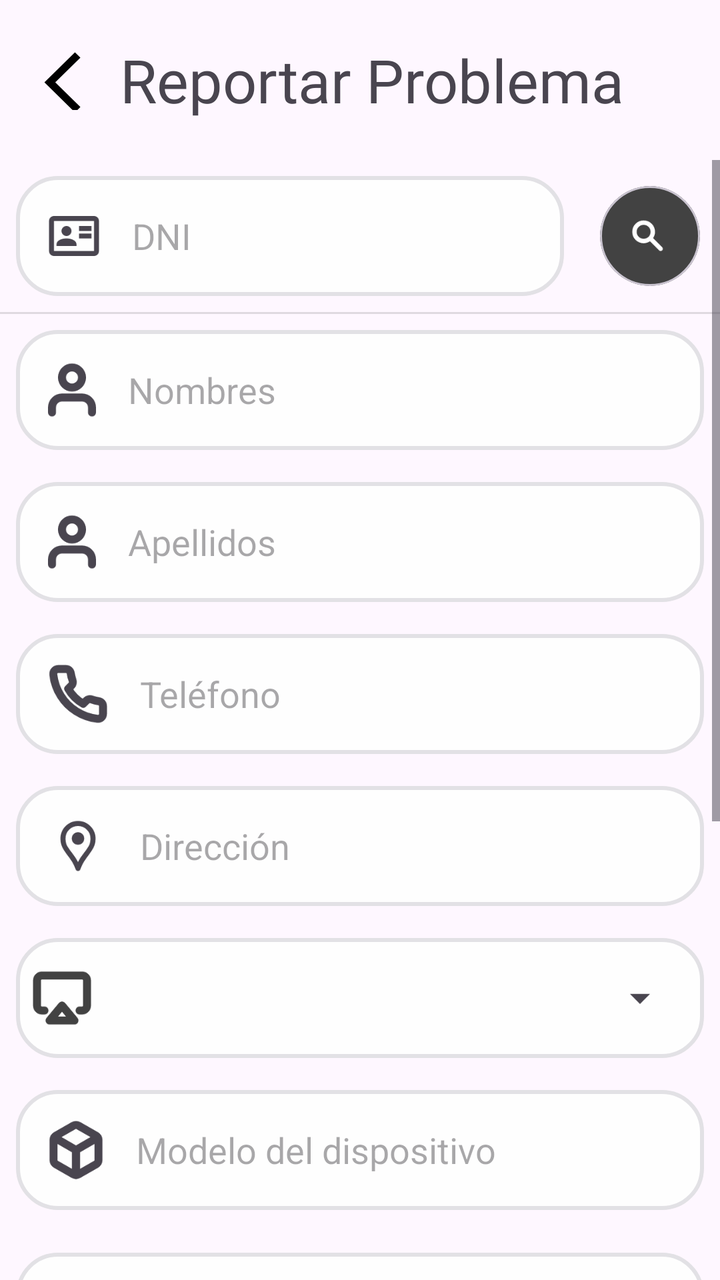
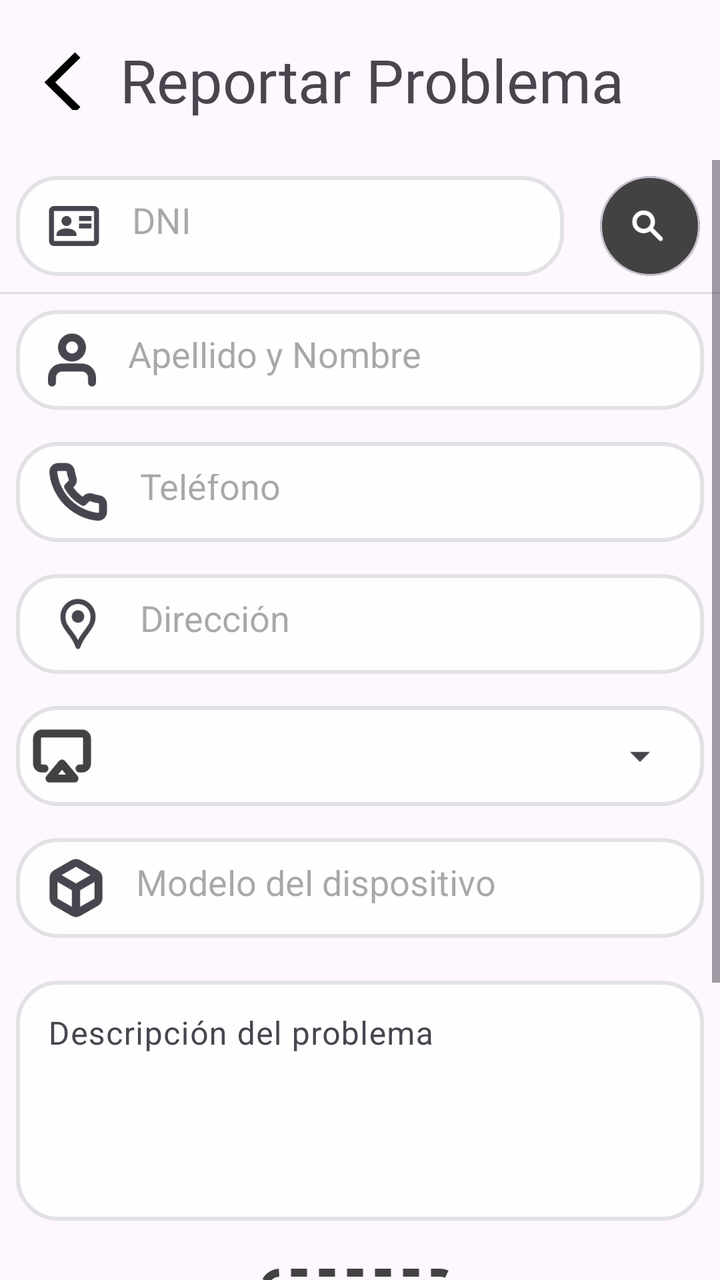

Before-and-after screenshots of an Android layout around one commit, followed by the original layout XML and the change that was made.
<!-- AndroidManifest.xml: application theme Theme.ReparApp -->
<!-- res/layout/fragment_ticket.xml -->
<?xml version="1.0" encoding="utf-8"?>
<androidx.constraintlayout.widget.ConstraintLayout xmlns:android="http://schemas.android.com/apk/res/android"
    xmlns:tools="http://schemas.android.com/tools"
    android:layout_width="match_parent"
    android:layout_height="match_parent"
    xmlns:app="http://schemas.android.com/apk/res-auto"
    tools:context=".views.fragments.InventarioFragment">

    <LinearLayout
        android:id="@+id/head"
        android:layout_width="match_parent"
        android:layout_height="80dp"
        android:orientation="horizontal"
        android:gravity="start|center"
        app:layout_constraintTop_toTopOf="parent">

        <ImageView
            android:layout_width="60dp"
            android:layout_height="match_parent"
            android:padding="15dp"
            android:src="@drawable/ic_arrow_back"/>

        <TextView
            android:layout_width="wrap_content"
            android:layout_height="match_parent"
            android:fontFamily="@font/roboto_bold"
            android:gravity="center"
            android:text="Reportar Problema"
            android:textSize="30dp" />

    </LinearLayout>

    <ScrollView
        android:layout_width="match_parent"
        android:layout_height="0dp"
        app:layout_constraintBottom_toBottomOf="parent"
        app:layout_constraintTop_toBottomOf="@+id/head"
        app:layout_constraintVertical_bias="1.0"
        tools:layout_editor_absoluteX="0dp">

        <LinearLayout
            android:layout_width="match_parent"
            android:layout_height="wrap_content"
            android:orientation="vertical">

            <LinearLayout
                android:layout_width="match_parent"
                android:layout_height="wrap_content"
                android:gravity="center"
                android:orientation="horizontal">

                <EditText
                    android:id="@+id/buscar"
                    android:layout_width="0dp"
                    android:layout_height="60dp"
                    android:layout_margin="8dp"
                    android:layout_weight="1"
                    android:background="@drawable/item_text_field"
                    android:drawableStart="@drawable/ic_id"
                    android:drawablePadding="16dp"
                    android:drawableTint="#49454F"
                    android:ems="10"
                    android:hint="DNI"
                    android:inputType="text"
                    android:padding="16dp"
                    app:layout_constraintTop_toBottomOf="@+id/head" />

                <com.google.android.material.card.MaterialCardView
                    android:layout_width="wrap_content"
                    android:layout_height="wrap_content"
                    android:layout_marginHorizontal="10dp"
                    android:backgroundTint="#424242"
                    app:cardCornerRadius="150dp">

                    <Button
                        android:id="@+id/btn_buscar_dni"
                        style="?attr/materialIconButtonStyle"
                        android:layout_width="50dp"
                        android:layout_height="50dp"
                        android:contentDescription="Buscar por dni"
                        app:icon="@drawable/search"
                        app:iconTint="@color/white" />
                </com.google.android.material.card.MaterialCardView>
            </LinearLayout>

            <View
                android:id="@+id/divider"
                android:layout_width="409dp"
                android:layout_height="1dp"
                android:background="?android:attr/listDivider"
                tools:layout_editor_absoluteX="1dp"
                tools:layout_editor_absoluteY="464dp" />

            <EditText
                android:id="@+id/nombres"
                android:layout_width="match_parent"
                android:layout_height="60dp"
                android:layout_margin="8dp"
                android:layout_weight="1"
                android:background="@drawable/item_text_field"
                android:drawableStart="@drawable/client"
                android:drawablePadding="16dp"
                android:drawableTint="#49454F"
                android:ems="10"
                android:hint="Nombres"
                android:inputType="text"
                android:padding="16dp"
                app:layout_constraintTop_toBottomOf="@+id/head" />

            <EditText
                android:id="@+id/apellidos"
                android:layout_width="match_parent"
                android:layout_height="60dp"
                android:layout_margin="8dp"
                android:layout_weight="1"
                android:background="@drawable/item_text_field"
                android:drawableStart="@drawable/client"
                android:drawablePadding="16dp"
                android:drawableTint="#49454F"
                android:ems="10"
                android:hint="Apellidos"
                android:inputType="text"
                android:padding="16dp"
                app:layout_constraintTop_toBottomOf="@+id/head" />

            <EditText
                android:id="@+id/teTelefono"
                android:layout_width="match_parent"
                android:layout_height="60dp"
                android:layout_margin="8dp"
                android:layout_weight="1"
                android:background="@drawable/item_text_field"
                android:drawableStart="@drawable/phone_call"
                android:drawablePadding="16dp"
                android:drawableTint="#49454F"
                android:ems="10"
                android:hint="Teléfono"
                android:inputType="text"
                android:padding="16dp"
                app:layout_constraintTop_toBottomOf="@+id/head" />

            <EditText
                android:id="@+id/etDireccion"
                android:layout_width="match_parent"
                android:layout_height="60dp"
                android:layout_margin="8dp"
                android:layout_weight="1"
                android:background="@drawable/item_text_field"
                android:drawableStart="@drawable/location_on"
                android:drawablePadding="16dp"
                android:drawableTint="#49454F"
                android:ems="10"
                android:hint="Dirección"
                android:inputType="text"
                android:padding="16dp"
                app:layout_constraintTop_toBottomOf="@+id/head" />

            <LinearLayout
                android:layout_width="match_parent"
                android:layout_height="60dp"
                android:layout_margin="8dp"
                android:background="@drawable/item_text_field"
                android:gravity="start|center"
                android:orientation="horizontal"
                android:padding="8dp">

                <ImageView
                    android:layout_width="30dp"
                    android:layout_height="30dp"
                    android:layout_gravity="center_vertical"
                    android:layout_marginEnd="12dp"
                    android:contentDescription="Icono tipo dispositivo"
                    android:src="@drawable/tipo_dispositivo" />

                <Spinner
                    android:id="@+id/spinnerEspecialidad"
                    android:layout_width="0dp"
                    android:layout_height="wrap_content"
                    android:layout_weight="1"
                    android:prompt="Tipod de dispositivo" />
            </LinearLayout>


            <EditText
                android:id="@+id/modelo"
                android:layout_width="match_parent"
                android:layout_height="60dp"
                android:layout_margin="8dp"
                android:layout_weight="1"
                android:background="@drawable/item_text_field"
                android:drawableStart="@drawable/model"
                android:drawablePadding="16dp"
                android:drawableTint="#49454F"
                android:ems="10"
                android:hint="Modelo del dispositivo"
                android:inputType="text"
                android:padding="16dp"
                app:layout_constraintTop_toBottomOf="@+id/head" />

            <com.google.android.material.textfield.TextInputLayout
                android:id="@+id/layoutDescripcion"
                android:layout_width="match_parent"
                android:layout_height="wrap_content"
                android:layout_margin="8dp"
                android:hint="Descripción del problema">

                <com.google.android.material.textfield.TextInputEditText
                    android:id="@+id/editTextDescripcion"
                    android:layout_width="match_parent"
                    android:layout_height="120dp"
                    android:background="@drawable/item_text_field"
                    android:gravity="top|start"
                    android:inputType="textMultiLine"
                    android:maxLines="6"
                    android:minLines="3" />
            </com.google.android.material.textfield.TextInputLayout>

            <LinearLayout
                android:id="@+id/layoutAdjuntarFoto"
                android:layout_width="match_parent"
                android:layout_height="wrap_content"
                android:layout_marginTop="16dp"
                android:layout_marginBottom="16dp"
                android:gravity="center_horizontal"
                android:orientation="vertical">

                <FrameLayout
                    android:id="@+id/frameAdjuntarFoto"
                    android:layout_width="150dp"
                    android:layout_height="150dp"
                    android:background="@drawable/dashed_border"
                    android:clickable="true"
                    android:focusable="true">

                    <ImageView
                        android:id="@+id/ivAdjuntarFoto"
                        android:layout_width="64dp"
                        android:layout_height="64dp"
                        android:layout_gravity="center"
                        android:contentDescription="Seleccionar imagen"
                        android:src="@drawable/photo" />
                </FrameLayout>

                <TextView
                    android:layout_width="wrap_content"
                    android:layout_height="wrap_content"
                    android:layout_marginTop="8dp"
                    android:text="Tomar o cargar foto"
                    android:textColor="#444444"
                    android:textSize="18sp"
                    android:textStyle="bold" />
            </LinearLayout>

            <com.google.android.material.button.MaterialButton
                android:id="@+id/btn_reportar"
                style="@style/Widget.MaterialComponents.Button"
                android:layout_width="wrap_content"
                android:layout_height="60dp"
                android:layout_gravity="center"
                android:layout_marginHorizontal="10dp"
                android:backgroundTint="#424242"
                android:contentDescription="Generar reporte"
                android:text="Generar Ticket"
                app:icon="@drawable/send"
                app:iconGravity="textStart"
                app:iconPadding="8dp"
                app:iconTint="@color/white" />

        </LinearLayout>
    </ScrollView>


</androidx.constraintlayout.widget.ConstraintLayout>
<!-- resources referenced by this layout -->
<resources>
  <color name="white">#FFFFFFFF</color>
  <!-- drawable client (drawable) -->
  <vector xmlns:android="http://schemas.android.com/apk/res/android"
      android:width="24dp"
      android:height="28dp"
      android:viewportWidth="24"
      android:viewportHeight="28">
    <path
        android:pathData="M22,25.25V22.75C22,21.424 21.473,20.152 20.535,19.215C19.598,18.277 18.326,17.75 17,17.75H7C5.674,17.75 4.402,18.277 3.464,19.215C2.527,20.152 2,21.424 2,22.75V25.25M17,7.75C17,10.511 14.761,12.75 12,12.75C9.239,12.75 7,10.511 7,7.75C7,4.989 9.239,2.75 12,2.75C14.761,2.75 17,4.989 17,7.75Z"
        android:strokeLineJoin="round"
        android:strokeWidth="4"
        android:fillColor="#00000000"
        android:strokeColor="#424242"
        android:strokeLineCap="round"/>
  </vector>
  <!-- drawable dashed_border (drawable) -->
  <?xml version="1.0" encoding="utf-8"?>
  <shape xmlns:android="http://schemas.android.com/apk/res/android" android:shape="rectangle">
      <solid android:color="@android:color/transparent"/>
      <stroke
          android:width="4dp"
          android:color="#424242"
          android:dashWidth="8dp"
          android:dashGap="6dp"/>
      <corners android:radius="8dp"/>
  </shape>
  <!-- drawable ic_arrow_back (drawable) -->
  <vector xmlns:android="http://schemas.android.com/apk/res/android"
      android:width="25dp"
      android:height="25dp"
      android:viewportWidth="25"
      android:viewportHeight="25">
    <group>
      <clip-path
          android:pathData="M0,0h25v25h-25z"/>
      <path
          android:pathData="M18.739,26L6,13.5L18.739,1L21,3.219L10.522,13.5L21,23.781L18.739,26Z"
          android:fillColor="#000000"/>
    </group>
  </vector>
  <!-- drawable item_text_field (drawable) -->
  <?xml version="1.0" encoding="utf-8"?>
  <selector xmlns:android="http://schemas.android.com/apk/res/android">
  
      <item>
          <shape android:shape="rectangle">
              <solid android:color="#FEFEFE"/>
              <corners android:radius="20dp"/>
              <stroke android:width="2dp" android:color="#E2E1E5"/>
          </shape>
      </item>
  </selector>
  <!-- drawable photo (drawable) -->
  <vector xmlns:android="http://schemas.android.com/apk/res/android"
      android:width="30dp"
      android:height="30dp"
      android:viewportWidth="30"
      android:viewportHeight="30">
    <path
        android:pathData="M3.333,30C2.417,30 1.632,29.674 0.979,29.021C0.326,28.368 0,27.583 0,26.667V3.333C0,2.417 0.326,1.632 0.979,0.979C1.632,0.326 2.417,0 3.333,0H26.667C27.583,0 28.368,0.326 29.021,0.979C29.674,1.632 30,2.417 30,3.333V26.667C30,27.583 29.674,28.368 29.021,29.021C28.368,29.674 27.583,30 26.667,30H3.333ZM3.333,26.667H26.667V3.333H3.333V26.667ZM5,23.333H25L18.75,15L13.75,21.667L10,16.667L5,23.333Z"
        android:fillColor="#424242"/>
  </vector>
  <!-- drawable send (drawable) -->
  <vector xmlns:android="http://schemas.android.com/apk/res/android"
      android:width="26dp"
      android:height="26dp"
      android:viewportWidth="26"
      android:viewportHeight="26">
    <path
        android:pathData="M24.25,1.75L11.875,14.125M24.25,1.75L16.375,24.25L11.875,14.125M24.25,1.75L1.75,9.625L11.875,14.125"
        android:strokeLineJoin="round"
        android:strokeWidth="2"
        android:fillColor="#00000000"
        android:strokeColor="#ffffff"
        android:strokeLineCap="round"/>
  </vector>
  <style name="Theme.ReparApp" parent="Base.Theme.ReparApp" />
  <style name="Base.Theme.ReparApp" parent="Theme.Material3.DayNight.NoActionBar">
          
          
      </style>
  <!-- unchanged entries left out for length: 6 -->
</resources>

<!-- the commit's change to res/layout/fragment_ticket.xml (unified diff, before → after) -->
@@ -52,7 +52,7 @@
                 <EditText
                     android:id="@+id/buscar"
                     android:layout_width="0dp"
-                    android:layout_height="60dp"
+                    android:layout_height="50dp"
                     android:layout_margin="8dp"
                     android:layout_weight="1"
                     android:background="@drawable/item_text_field"
@@ -94,7 +94,7 @@
             <EditText
                 android:id="@+id/nombres"
                 android:layout_width="match_parent"
-                android:layout_height="60dp"
+                android:layout_height="50dp"
                 android:layout_margin="8dp"
                 android:layout_weight="1"
                 android:background="@drawable/item_text_field"
@@ -102,31 +102,16 @@
                 android:drawablePadding="16dp"
                 android:drawableTint="#49454F"
                 android:ems="10"
-                android:hint="Nombres"
-                android:inputType="text"
-                android:padding="16dp"
-                app:layout_constraintTop_toBottomOf="@+id/head" />
-
-            <EditText
-                android:id="@+id/apellidos"
-                android:layout_width="match_parent"
-                android:layout_height="60dp"
-                android:layout_margin="8dp"
-                android:layout_weight="1"
-                android:background="@drawable/item_text_field"
-                android:drawableStart="@drawable/client"
-                android:drawablePadding="16dp"
-                android:drawableTint="#49454F"
-                android:ems="10"
-                android:hint="Apellidos"
-                android:inputType="text"
-                android:padding="16dp"
-                app:layout_constraintTop_toBottomOf="@+id/head" />
+                android:hint="Apellido y Nombre"
+                android:inputType="text"
+                android:padding="16dp"
+                app:layout_constraintTop_toBottomOf="@+id/head" />
+
 
             <EditText
                 android:id="@+id/teTelefono"
                 android:layout_width="match_parent"
-                android:layout_height="60dp"
+                android:layout_height="50dp"
                 android:layout_margin="8dp"
                 android:layout_weight="1"
                 android:background="@drawable/item_text_field"
@@ -142,7 +127,7 @@
             <EditText
                 android:id="@+id/etDireccion"
                 android:layout_width="match_parent"
-                android:layout_height="60dp"
+                android:layout_height="50dp"
                 android:layout_margin="8dp"
                 android:layout_weight="1"
                 android:background="@drawable/item_text_field"
@@ -157,7 +142,7 @@
 
             <LinearLayout
                 android:layout_width="match_parent"
-                android:layout_height="60dp"
+                android:layout_height="50dp"
                 android:layout_margin="8dp"
                 android:background="@drawable/item_text_field"
                 android:gravity="start|center"
@@ -184,7 +169,7 @@
             <EditText
                 android:id="@+id/modelo"
                 android:layout_width="match_parent"
-                android:layout_height="60dp"
+                android:layout_height="50dp"
                 android:layout_margin="8dp"
                 android:layout_weight="1"
                 android:background="@drawable/item_text_field"
@@ -226,8 +211,8 @@
 
                 <FrameLayout
                     android:id="@+id/frameAdjuntarFoto"
-                    android:layout_width="150dp"
-                    android:layout_height="150dp"
+                    android:layout_width="100dp"
+                    android:layout_height="100dp"
                     android:background="@drawable/dashed_border"
                     android:clickable="true"
                     android:focusable="true">
